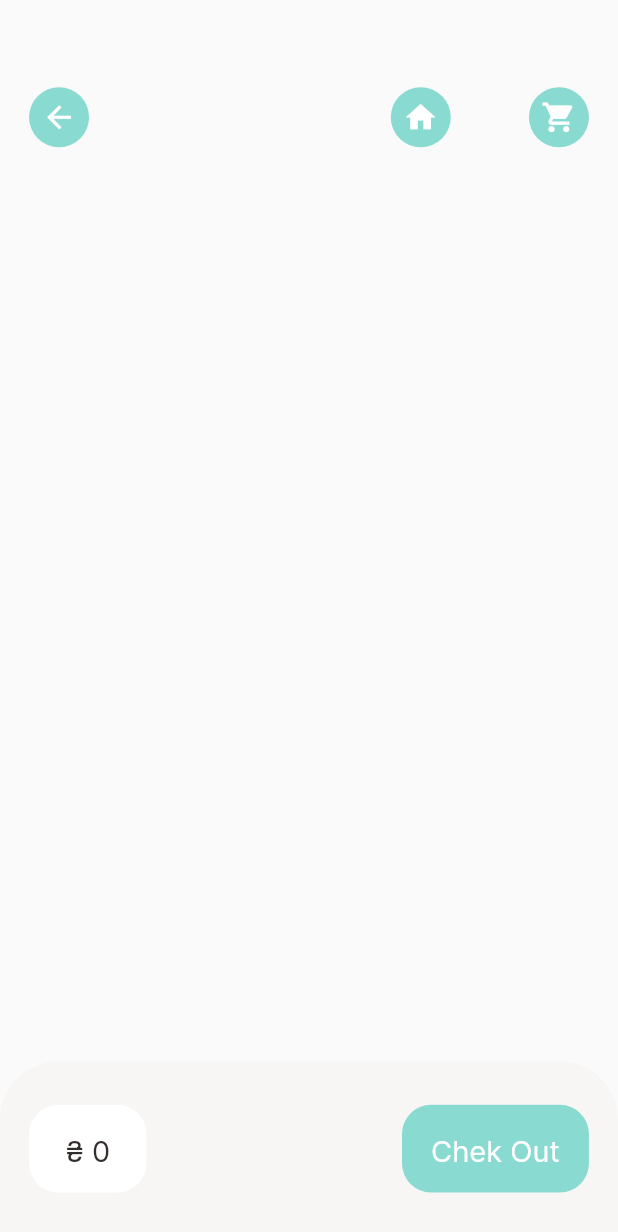
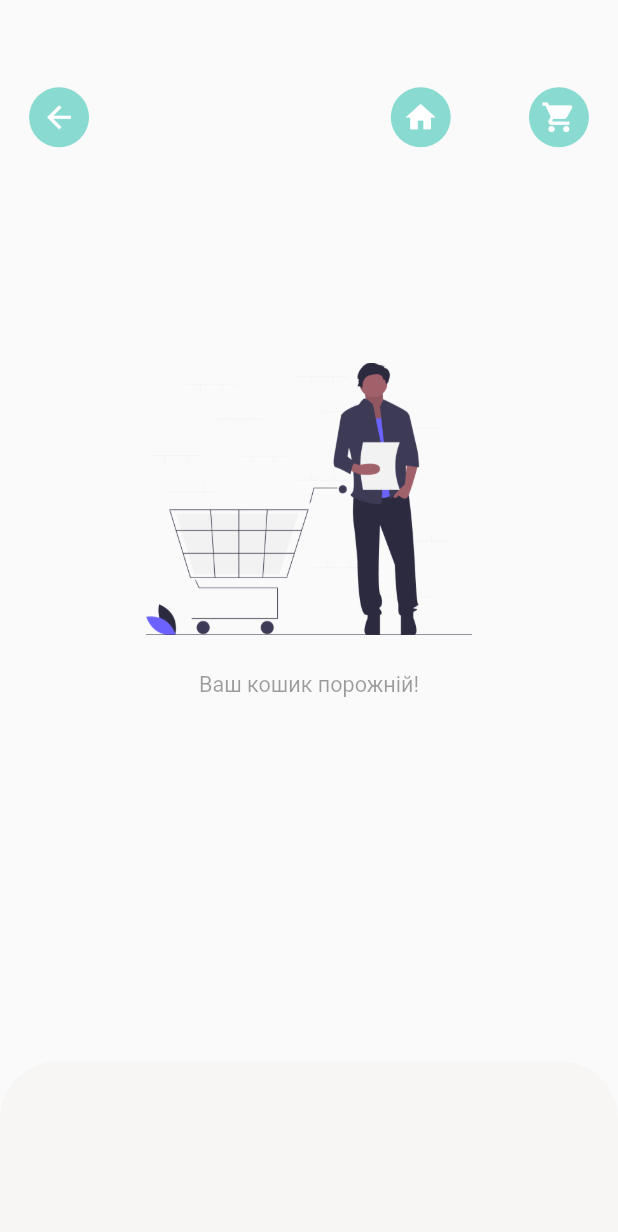
Before and after one commit to Vasyl-Puziichuk/CoffeeShop, a Flutter app: the CartPage screen opened by its route, on a phone screen of 412 x 824 dp. Shown: the top 1232 px of the screen. Run offline on Flutter 3.47's test engine with Material 2 defaults, Android fonts, the phone set to English and light mode, and no system bars; our stand-ins replace dots_indicator, get, shared_preferences; accounts and stored records are empty; network calls fail.

Commit message:
Show image when cart empty

```diff
--- /dev/null
+++ b/lib/base/no_data_page.dart
@@ -0,0 +1,33 @@
+import 'package:flutter/cupertino.dart';
+import 'package:flutter/material.dart';
+
+class NoDataPage extends StatelessWidget {
+  final String text;
+  final String imgPath;
+  const NoDataPage({Key? key, required this.text,
+  this.imgPath="assets/image/empty-cart.png"}) : super(key: key);
+
+  @override
+  Widget build(BuildContext context) {
+    return Column(
+      mainAxisAlignment: MainAxisAlignment.center,
+      crossAxisAlignment: CrossAxisAlignment.stretch,
+      children: [
+        Image.asset(
+          imgPath,
+          height: MediaQuery.of(context).size.height*0.22,
+          width: MediaQuery.of(context).size.width*0.22,
+        ),
+        SizedBox(height: MediaQuery.of(context).size.height*0.03,),
+        Text(
+          text,
+          style: TextStyle(
+            fontSize: MediaQuery.of(context).size.height*0.0175,
+            color: Theme.of(context).disabledColor
+          ),
+          textAlign: TextAlign.center,
+        )
+      ],
+    );
+  }
+}
--- a/lib/pages/cart/cart_page.dart
+++ b/lib/pages/cart/cart_page.dart
@@ -12,6 +12,7 @@ import 'package:testappfirst/widgets/big_taxt.dart';
 import 'package:testappfirst/widgets/small_text.dart';
 import 'package:get/get.dart';
 
+import '../../base/no_data_page.dart';
 import '../../controllers/cart_controller.dart';
 import '../../controllers/recommended_product_contr.dart';
 import '../../routes/route_helper.dart';
@@ -25,6 +26,7 @@ class CartPage extends StatelessWidget {
     return Scaffold(
       body: Stack(
         children: [
+          //header
           Positioned(
               top: Dimensions.height20*3,
               left: Dimensions.width20,
@@ -55,7 +57,9 @@ class CartPage extends StatelessWidget {
                   )
                 ],
               )),
-          Positioned(
+          //body
+          GetBuilder<CartController>(builder: (_cartController){
+            return _cartController.getItems.length>0?Positioned(
                 top: Dimensions.height20*5,
                 left: Dimensions.width20,
                 right: Dimensions.width20,
@@ -170,7 +174,8 @@ class CartPage extends StatelessWidget {
                             });
                       }),
                     )
-              ))
+                )):NoDataPage(text: "Ваш кошик порожній!",);
+          })
         ],
       ),
         bottomNavigationBar: GetBuilder<CartController>(
@@ -187,7 +192,7 @@ class CartPage extends StatelessWidget {
                     topRight: Radius.circular(Dimensions.radius20*2),
                   )
               ),
-              child: Row(
+              child: cartController.getItems.length>0?Row(
                 mainAxisAlignment: MainAxisAlignment.spaceBetween,
                 children: [
                   Container(
@@ -226,7 +231,7 @@ class CartPage extends StatelessWidget {
                     ),
                   )
                 ],
-              ),
+              ):Container(),
             );
           },)
     );
```
Also changed, not shown: assets/image/empty-box.png (added), assets/image/empty-cart.png (added). Lines whose indentation alone changed are shown as unchanged.
